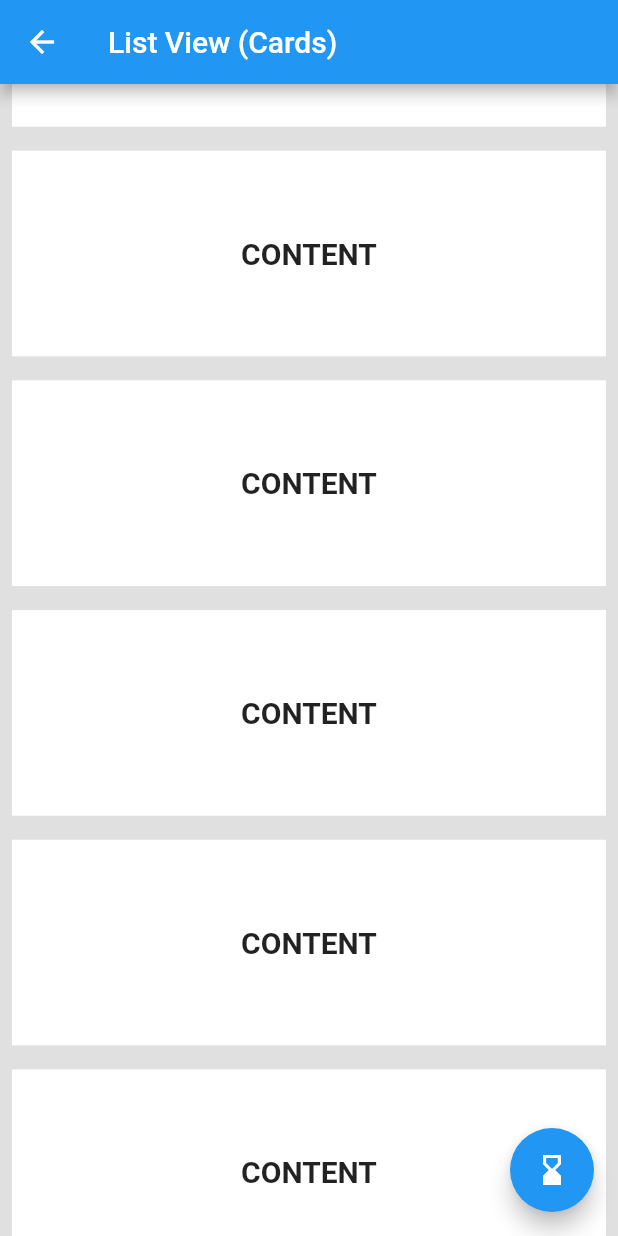
After one commit to badjio/skeletons, a Flutter app: the ListviewCardsExamplePage screen opened directly, scrolled down 576 dp, after a tap on the "hourglass full" icon, on a phone screen of 412 x 824 dp. The commit adds this screen. Run offline on Flutter 3.47's test engine with Material 2 defaults, Android fonts, the phone set to English and light mode, and no system bars.

Commit message:
add complex Cards example

```diff
--- a/example/lib/examples/items.dart
+++ b/example/lib/examples/items.dart
@@ -1,8 +1,8 @@
 import 'package:flutter/material.dart';
 import 'package:skeletons/skeletons.dart';
 
-class Example1Page extends StatelessWidget {
-  const Example1Page({Key? key}) : super(key: key);
+class ItemsExamplePage extends StatelessWidget {
+  const ItemsExamplePage({Key? key}) : super(key: key);
 
   @override
   Widget build(BuildContext context) {
--- /dev/null
+++ b/example/lib/examples/list_view_cards.dart
@@ -0,0 +1,159 @@
+import 'package:flutter/material.dart';
+import 'package:skeletons/skeletons.dart';
+
+class ListviewCardsExamplePage extends StatefulWidget {
+  @override
+  _ListviewCardsExamplePageState createState() =>
+      _ListviewCardsExamplePageState();
+}
+
+class _ListviewCardsExamplePageState extends State<ListviewCardsExamplePage> {
+  bool _isLoading = true;
+
+  void _toggleLoading() {
+    setState(() {
+      _isLoading = !_isLoading;
+    });
+  }
+
+  @override
+  Widget build(BuildContext context) {
+    return Scaffold(
+      appBar: AppBar(
+        title: Text("List View (Cards)"),
+      ),
+      backgroundColor: Colors.grey[300],
+      body: Container(
+        child: _isLoading ? _skeletonView() : _contentView(),
+      ),
+      floatingActionButton: FloatingActionButton(
+        onPressed: _toggleLoading,
+        child: Icon(
+          _isLoading ? Icons.hourglass_full : Icons.hourglass_bottom,
+        ),
+      ),
+    );
+  }
+
+  Widget _skeletonView() => ListView.builder(
+        // padding: padding,
+        physics: NeverScrollableScrollPhysics(),
+        itemCount: 50,
+        itemBuilder: (context, index) => Padding(
+          padding: const EdgeInsets.all(8.0),
+          child: Container(
+            padding: const EdgeInsets.all(8.0),
+            decoration: BoxDecoration(color: Colors.white),
+            child: SkeletonItem(
+                child: Column(
+              children: [
+                Row(
+                  children: [
+                    SkeletonAvatar(
+                      style: SkeletonAvatarStyle(
+                        shape: BoxShape.circle,
+                        width: 50,
+                        height: 50,
+                      ),
+                    ),
+                    SizedBox(
+                      width: 8,
+                    ),
+                    Expanded(
+                      child: SkeletonParagraph(
+                        style: SkeletonParagraphStyle(
+                            lines: 3,
+                            spacing: 6,
+                            lineStyle: SkeletonLineStyle(
+                              randomLength: true,
+                              height: 10,
+                              borderRadius: BorderRadius.circular(8),
+                              minLength: MediaQuery.of(context).size.width / 6,
+                              maxLength: MediaQuery.of(context).size.width / 3,
+                            )),
+                      ),
+                    )
+                  ],
+                ),
+                SizedBox(
+                  height: 12,
+                ),
+                SkeletonParagraph(
+                  style: SkeletonParagraphStyle(
+                      lines: 3,
+                      spacing: 6,
+                      lineStyle: SkeletonLineStyle(
+                        randomLength: true,
+                        height: 10,
+                        borderRadius: BorderRadius.circular(8),
+                        minLength: MediaQuery.of(context).size.width / 2,
+                      )),
+                ),
+                SizedBox(
+                  height: 12,
+                ),
+                SkeletonAvatar(
+                  style: SkeletonAvatarStyle(
+                    width: double.infinity,
+                    minHeight: MediaQuery.of(context).size.height / 8,
+                    maxHeight: MediaQuery.of(context).size.height / 3,
+                  ),
+                ),
+                SizedBox(
+                  height: 8,
+                ),
+                Row(
+                  mainAxisAlignment: MainAxisAlignment.spaceBetween,
+                  children: [
+                    Row(
+                      children: [
+                        SkeletonAvatar(
+                            style: SkeletonAvatarStyle(width: 20, height: 20)),
+                        SizedBox(width: 8),
+                        SkeletonAvatar(
+                            style: SkeletonAvatarStyle(width: 20, height: 20)),
+                        SizedBox(width: 8),
+                        SkeletonAvatar(
+                            style: SkeletonAvatarStyle(width: 20, height: 20)),
+                      ],
+                    ),
+                    SkeletonLine(
+                      style: SkeletonLineStyle(
+                          height: 16,
+                          width: 64,
+                          borderRadius: BorderRadius.circular(8)),
+                    )
+                  ],
+                )
+              ],
+            )),
+          ),
+        ),
+      );
+
+  Widget _contentView() => ListView.builder(
+        padding: EdgeInsets.symmetric(horizontal: 8.0),
+        physics: NeverScrollableScrollPhysics(),
+        itemBuilder: (context, index) => Padding(
+          padding: const EdgeInsets.symmetric(vertical: 8),
+          child: Container(
+            color: Colors.white,
+            height: doubleInRange(MediaQuery.of(context).size.height / 8,
+                MediaQuery.of(context).size.height / 2),
+            child: Center(
+              child: Text(
+                "CONTENT",
+                style: TextStyle(
+                  fontSize: 20,
+                  fontWeight: FontWeight.bold,
+                ),
+              ),
+            ),
+          ),
+        ),
+      );
+}
+//  ListView.builder(
+//         physics: NeverScrollableScrollPhysics(),
+//         itemBuilder: (context, index) => Container(),
+//       )
--- a/example/lib/home.dart
+++ b/example/lib/home.dart
@@ -1,5 +1,6 @@
 import 'package:example/examples/custom_shimmer_gradient.dart';
 import 'package:example/examples/items.dart';
+import 'package:example/examples/list_view_cards.dart';
 import 'package:example/examples/list_view_custom.dart';
 import 'package:example/examples/rtl.dart';
 import 'package:example/examples/theme_modes.dart';
@@ -23,8 +24,8 @@ class HomePage extends StatelessWidget {
           physics: NeverScrollableScrollPhysics(),
           children: [
             TextButton(
-              onPressed: () => Navigator.of(context).push(
-                  (MaterialPageRoute(builder: (context) => Example1Page()))),
+              onPressed: () => Navigator.of(context).push((MaterialPageRoute(
+                  builder: (context) => ItemsExamplePage()))),
               child: Text(
                 "Items",
                 style: TextStyle(fontSize: 20),
@@ -44,7 +45,16 @@ class HomePage extends StatelessWidget {
               onPressed: () => Navigator.of(context).push((MaterialPageRoute(
                   builder: (context) => ListViewExample2Page()))),
               child: Text(
-                "List View (Custom)",
+                "List View (Custom List Tiles)",
+                style: TextStyle(fontSize: 20),
+              ),
+            ),
+            Divider(),
+            TextButton(
+              onPressed: () => Navigator.of(context).push((MaterialPageRoute(
+                  builder: (context) => ListviewCardsExamplePage()))),
+              child: Text(
+                "List View (Cards)",
                 style: TextStyle(fontSize: 20),
               ),
             ),
```
